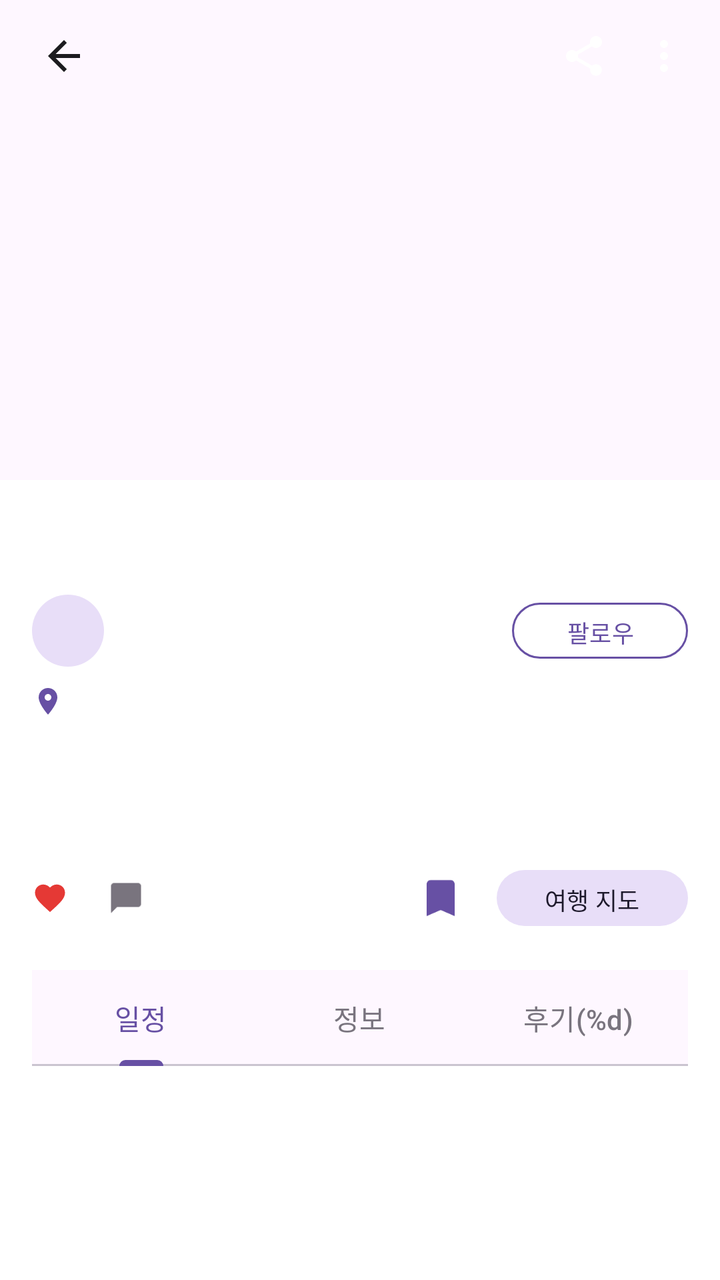
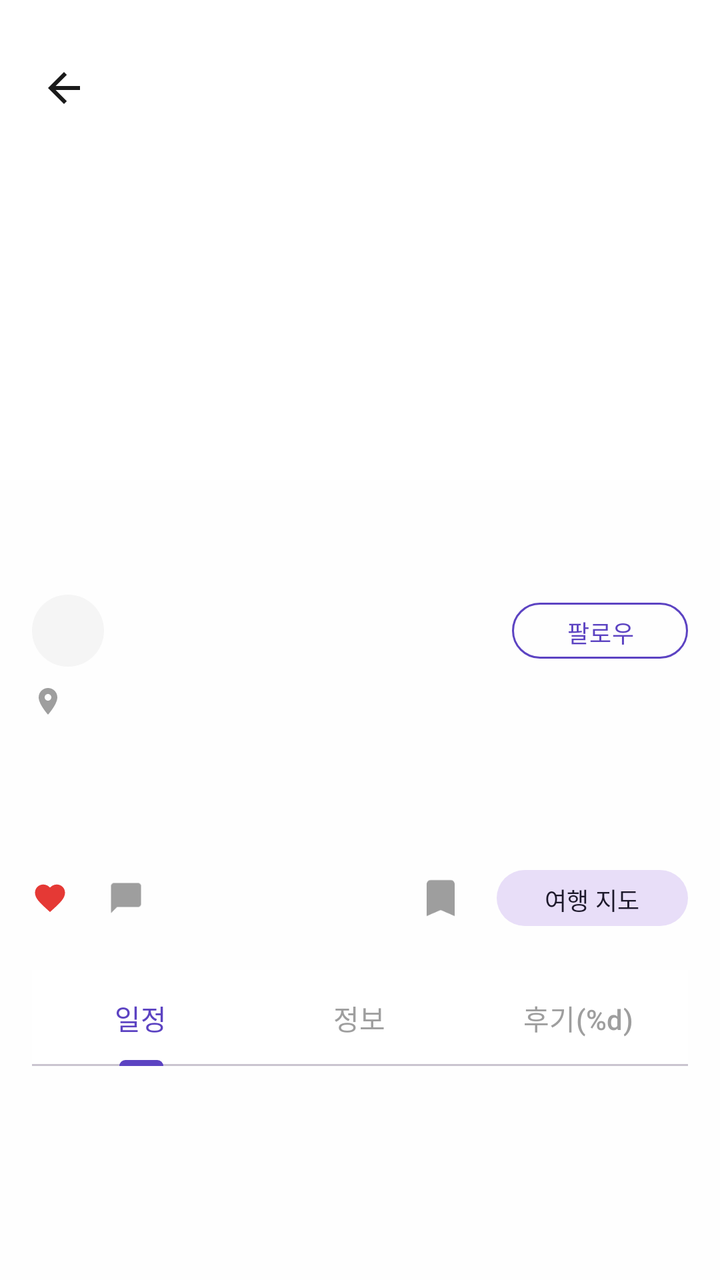

The first picture is an Android layout as it rendered before a commit; the second is the same layout after the commit. The layout source and the unified diff follow.
<!-- AndroidManifest.xml: application theme Theme.TripShare -->
<!-- res/layout/activity_itinerary_detail.xml -->
<?xml version="1.0" encoding="utf-8"?>
<androidx.coordinatorlayout.widget.CoordinatorLayout xmlns:android="http://schemas.android.com/apk/res/android"
    xmlns:app="http://schemas.android.com/apk/res-auto"
    android:layout_width="match_parent"
    android:layout_height="match_parent"
    android:background="@color/white">

    <com.google.android.material.appbar.AppBarLayout
        android:layout_width="match_parent"
        android:layout_height="wrap_content">

        <com.google.android.material.appbar.CollapsingToolbarLayout
            android:layout_width="match_parent"
            android:layout_height="240dp"
            app:contentScrim="@color/purple_primary"
            app:layout_scrollFlags="scroll|exitUntilCollapsed">

            <FrameLayout
                android:layout_width="match_parent"
                android:layout_height="match_parent"
                app:layout_collapseMode="parallax">

                <ImageView
                    android:id="@+id/img_cover"
                    android:layout_width="match_parent"
                    android:layout_height="match_parent"
                    android:contentDescription="@null"
                    android:scaleType="centerCrop" />

                <LinearLayout
                    android:layout_width="match_parent"
                    android:layout_height="56dp"
                    android:gravity="center_vertical"
                    android:orientation="horizontal"
                    android:paddingHorizontal="8dp">

                    <ImageButton
                        android:id="@+id/btn_back"
                        android:layout_width="48dp"
                        android:layout_height="48dp"
                        android:background="?attr/selectableItemBackgroundBorderless"
                        android:contentDescription="@null"
                        android:src="@drawable/ic_back" />

                    <View
                        android:layout_width="0dp"
                        android:layout_height="0dp"
                        android:layout_weight="1" />

                    <ImageButton
                        android:id="@+id/btn_share"
                        android:layout_width="40dp"
                        android:layout_height="40dp"
                        android:background="?attr/selectableItemBackgroundBorderless"
                        android:contentDescription="@null"
                        android:src="@drawable/ic_share" />

                    <ImageButton
                        android:id="@+id/btn_more"
                        android:layout_width="40dp"
                        android:layout_height="40dp"
                        android:background="?attr/selectableItemBackgroundBorderless"
                        android:contentDescription="@null"
                        android:src="@drawable/ic_more" />
                </LinearLayout>
            </FrameLayout>
        </com.google.android.material.appbar.CollapsingToolbarLayout>
    </com.google.android.material.appbar.AppBarLayout>

    <androidx.core.widget.NestedScrollView
        android:layout_width="match_parent"
        android:layout_height="match_parent"
        app:layout_behavior="@string/appbar_scrolling_view_behavior">

        <LinearLayout
            android:layout_width="match_parent"
            android:layout_height="wrap_content"
            android:orientation="vertical"
            android:padding="16dp">

            <TextView
                android:id="@+id/tv_title"
                android:layout_width="match_parent"
                android:layout_height="wrap_content"
                android:textColor="@color/text_primary"
                android:textSize="22sp"
                android:textStyle="bold" />

            <LinearLayout
                android:layout_width="match_parent"
                android:layout_height="wrap_content"
                android:layout_marginTop="12dp"
                android:gravity="center_vertical"
                android:orientation="horizontal">

                <View
                    android:layout_width="36dp"
                    android:layout_height="36dp"
                    android:background="@drawable/bg_profile_circle" />

                <TextView
                    android:id="@+id/tv_author"
                    android:layout_width="0dp"
                    android:layout_height="wrap_content"
                    android:layout_marginStart="8dp"
                    android:layout_weight="1"
                    android:textColor="@color/text_primary"
                    android:textSize="14sp" />

                <com.google.android.material.button.MaterialButton
                    android:id="@+id/btn_follow"
                    style="@style/Widget.Material3.Button.OutlinedButton"
                    android:layout_width="wrap_content"
                    android:layout_height="36dp"
                    android:text="@string/follow"
                    android:textSize="12sp"
                    app:strokeColor="@color/purple_primary" />
            </LinearLayout>

            <TextView
                android:id="@+id/tv_location"
                android:layout_width="wrap_content"
                android:layout_height="wrap_content"
                android:layout_marginTop="8dp"
                android:drawableStart="@drawable/ic_location"
                android:drawablePadding="4dp"
                android:textColor="@color/purple_primary"
                android:textSize="14sp" />

            <TextView
                android:id="@+id/tv_dates"
                android:layout_width="wrap_content"
                android:layout_height="wrap_content"
                android:layout_marginTop="4dp"
                android:textColor="@color/text_hint"
                android:textSize="13sp" />

            <TextView
                android:id="@+id/tv_description"
                android:layout_width="match_parent"
                android:layout_height="wrap_content"
                android:layout_marginTop="12dp"
                android:lineSpacingExtra="4dp"
                android:textColor="@color/text_secondary"
                android:textSize="14sp" />

            <LinearLayout
                android:layout_width="match_parent"
                android:layout_height="wrap_content"
                android:layout_marginTop="16dp"
                android:gravity="center_vertical"
                android:orientation="horizontal">

                <ImageView
                    android:layout_width="18dp"
                    android:layout_height="18dp"
                    android:contentDescription="@null"
                    android:src="@drawable/ic_heart" />

                <TextView
                    android:id="@+id/tv_likes"
                    android:layout_width="wrap_content"
                    android:layout_height="wrap_content"
                    android:layout_marginStart="4dp"
                    android:textColor="@color/text_hint"
                    android:textSize="14sp" />

                <ImageView
                    android:layout_width="18dp"
                    android:layout_height="18dp"
                    android:layout_marginStart="16dp"
                    android:contentDescription="@null"
                    android:src="@drawable/ic_comment" />

                <TextView
                    android:id="@+id/tv_comments"
                    android:layout_width="wrap_content"
                    android:layout_height="wrap_content"
                    android:layout_marginStart="4dp"
                    android:textColor="@color/text_hint"
                    android:textSize="14sp" />

                <View
                    android:layout_width="0dp"
                    android:layout_height="0dp"
                    android:layout_weight="1" />

                <ImageButton
                    android:id="@+id/btn_save"
                    android:layout_width="40dp"
                    android:layout_height="40dp"
                    android:background="?attr/selectableItemBackgroundBorderless"
                    android:contentDescription="@null"
                    android:src="@drawable/ic_bookmark" />

                <com.google.android.material.button.MaterialButton
                    android:id="@+id/btn_map"
                    style="@style/Widget.Material3.Button.TonalButton"
                    android:layout_width="wrap_content"
                    android:layout_height="36dp"
                    android:layout_marginStart="8dp"
                    android:text="@string/map_title"
                    android:textSize="12sp" />
            </LinearLayout>

            <com.google.android.material.tabs.TabLayout
                android:id="@+id/tab_layout"
                android:layout_width="match_parent"
                android:layout_height="wrap_content"
                android:layout_marginTop="16dp"
                app:tabIndicatorColor="@color/purple_primary"
                app:tabSelectedTextColor="@color/purple_primary"
                app:tabTextColor="@color/text_hint">

                <com.google.android.material.tabs.TabItem
                    android:layout_width="wrap_content"
                    android:layout_height="wrap_content"
                    android:text="@string/tab_schedule" />

                <com.google.android.material.tabs.TabItem
                    android:layout_width="wrap_content"
                    android:layout_height="wrap_content"
                    android:text="@string/tab_info" />

                <com.google.android.material.tabs.TabItem
                    android:layout_width="wrap_content"
                    android:layout_height="wrap_content"
                    android:text="@string/tab_reviews" />
            </com.google.android.material.tabs.TabLayout>

            <androidx.recyclerview.widget.RecyclerView
                android:id="@+id/rv_schedule"
                android:layout_width="match_parent"
                android:layout_height="wrap_content"
                android:nestedScrollingEnabled="false" />

            <TextView
                android:id="@+id/tv_info"
                android:layout_width="match_parent"
                android:layout_height="wrap_content"
                android:paddingVertical="16dp"
                android:textColor="@color/text_secondary"
                android:textSize="14sp"
                android:visibility="gone" />

            <LinearLayout
                android:id="@+id/layout_reviews"
                android:layout_width="match_parent"
                android:layout_height="wrap_content"
                android:orientation="vertical"
                android:visibility="gone">

                <LinearLayout
                    android:layout_width="match_parent"
                    android:layout_height="wrap_content"
                    android:background="@drawable/bg_rounded_card"
                    android:elevation="1dp"
                    android:orientation="vertical"
                    android:padding="12dp">

                    <TextView
                        android:layout_width="wrap_content"
                        android:layout_height="wrap_content"
                        android:text="@string/write_review"
                        android:textColor="@color/text_primary"
                        android:textSize="15sp"
                        android:textStyle="bold" />

                    <TextView
                        android:layout_width="wrap_content"
                        android:layout_height="wrap_content"
                        android:layout_marginTop="8dp"
                        android:text="@string/rating_label"
                        android:textColor="@color/text_secondary"
                        android:textSize="13sp" />

                    <RatingBar
                        android:id="@+id/rating_input"
                        android:layout_width="wrap_content"
                        android:layout_height="wrap_content"
                        android:numStars="5"
                        android:rating="5"
                        android:stepSize="1" />

                    <com.google.android.material.textfield.TextInputLayout
                        android:layout_width="match_parent"
                        android:layout_height="wrap_content"
                        android:layout_marginTop="8dp"
                        android:hint="@string/review_hint">

                        <com.google.android.material.textfield.TextInputEditText
                            android:id="@+id/et_review"
                            android:layout_width="match_parent"
                            android:layout_height="wrap_content"
                            android:gravity="top"
                            android:inputType="textMultiLine"
                            android:lines="3"
                            android:maxLength="300" />
                    </com.google.android.material.textfield.TextInputLayout>

                    <com.google.android.material.button.MaterialButton
                        android:id="@+id/btn_submit_review"
                        style="@style/PurpleButton"
                        android:layout_width="match_parent"
                        android:layout_height="wrap_content"
                        android:layout_marginTop="8dp"
                        android:text="@string/write_review" />
                </LinearLayout>

                <androidx.recyclerview.widget.RecyclerView
                    android:id="@+id/rv_reviews"
                    android:layout_width="match_parent"
                    android:layout_height="wrap_content"
                    android:layout_marginTop="12dp"
                    android:nestedScrollingEnabled="false" />

                <TextView
                    android:id="@+id/tv_review_empty"
                    android:layout_width="match_parent"
                    android:layout_height="wrap_content"
                    android:gravity="center"
                    android:paddingVertical="24dp"
                    android:text="@string/review_empty"
                    android:textColor="@color/text_hint"
                    android:visibility="gone" />
            </LinearLayout>
        </LinearLayout>
    </androidx.core.widget.NestedScrollView>
</androidx.coordinatorlayout.widget.CoordinatorLayout>
<!-- resources referenced by this layout -->
<resources>
  <color name="purple_primary">#6750A4</color>
  <color name="text_hint">#79747E</color>
  <color name="text_primary">#1C1B1F</color>
  <color name="text_secondary">#49454F</color>
  <color name="white">#FFFFFFFF</color>
  <!-- drawable bg_profile_circle (drawable) -->
  <?xml version="1.0" encoding="utf-8"?>
  <shape xmlns:android="http://schemas.android.com/apk/res/android"
      android:shape="oval">
      <solid android:color="@color/purple_light" />
  </shape>
  <!-- drawable bg_rounded_card (drawable) -->
  <?xml version="1.0" encoding="utf-8"?>
  <shape xmlns:android="http://schemas.android.com/apk/res/android"
      android:shape="rectangle">
      <solid android:color="@color/card_bg" />
      <corners android:radius="12dp" />
  </shape>
  <!-- drawable ic_bookmark (drawable) -->
  <vector xmlns:android="http://schemas.android.com/apk/res/android"
      android:width="24dp"
      android:height="24dp"
      android:viewportWidth="24"
      android:viewportHeight="24">
      <path
          android:fillColor="@color/purple_primary"
          android:pathData="M17,3H7c-1.1,0 -2,0.9 -2,2v16l7,-3 7,3V5c0,-1.1 -0.9,-2 -2,-2z" />
  </vector>
  <!-- drawable ic_location (drawable) -->
  <vector xmlns:android="http://schemas.android.com/apk/res/android"
      android:width="16dp"
      android:height="16dp"
      android:viewportWidth="24"
      android:viewportHeight="24">
      <path
          android:fillColor="@color/purple_primary"
          android:pathData="M12,2C8.13,2 5,5.13 5,9c0,5.25 7,13 7,13s7,-7.75 7,-13c0,-3.87 -3.13,-7 -7,-7zM12,11.5c-1.38,0 -2.5,-1.12 -2.5,-2.5s1.12,-2.5 2.5,-2.5 2.5,1.12 2.5,2.5 -1.12,2.5 -2.5,2.5z" />
  </vector>
  <string name="follow">팔로우</string>
  <string name="map_title">여행 지도</string>
  <string name="rating_label">별점</string>
  <string name="review_empty">아직 작성된 후기가 없습니다.</string>
  <string name="review_hint">여행 후기를 남겨주세요</string>
  <string name="tab_info">정보</string>
  <string name="tab_reviews">후기(%d)</string>
  <string name="tab_schedule">일정</string>
  <string name="write_review">후기 작성</string>
  <style name="PurpleButton" parent="Widget.Material3.Button">
          <item name="android:backgroundTint">@color/purple_primary</item>
          <item name="android:textColor">@color/white</item>
          <item name="cornerRadius">12dp</item>
          <item name="android:textSize">16sp</item>
          <item name="android:minHeight">64dp</item>
      </style>
  <style name="Theme.TripShare" parent="Base.Theme.TripShare" />
  <color name="purple_light">#E8DEF8</color>
  <color name="card_bg">#FFFFFF</color>
  <color name="like_red">#E53935</color>
  <style name="Base.Theme.TripShare" parent="Theme.Material3.DayNight.NoActionBar">
          <item name="colorPrimary">@color/purple_primary</item>
          <item name="colorPrimaryDark">@color/purple_dark</item>
          <item name="colorAccent">@color/purple_primary</item>
          <item name="android:statusBarColor">@color/white</item>
          <item name="android:windowLightStatusBar">true</item>
          <item name="android:navigationBarColor">@color/white</item>
      </style>
  <color name="purple_dark">#4F378B</color>
  <!-- unchanged entries left out for length: 5 -->
</resources>

<!-- the commit's change to res/layout/activity_itinerary_detail.xml (unified diff, before → after) -->
@@ -3,7 +3,8 @@
     xmlns:app="http://schemas.android.com/apk/res-auto"
     android:layout_width="match_parent"
     android:layout_height="match_parent"
-    android:background="@color/white">
+    android:background="@color/background"
+    android:fitsSystemWindows="true">
 
     <com.google.android.material.appbar.AppBarLayout
         android:layout_width="match_parent"
@@ -28,11 +29,14 @@
                     android:scaleType="centerCrop" />
 
                 <LinearLayout
-                    android:layout_width="match_parent"
-                    android:layout_height="56dp"
+                    android:id="@+id/toolbar"
+                    android:layout_width="match_parent"
+                    android:layout_height="wrap_content"
                     android:gravity="center_vertical"
+                    android:minHeight="@dimen/toolbar_min_height"
                     android:orientation="horizontal"
-                    android:paddingHorizontal="8dp">
+                    android:paddingHorizontal="8dp"
+                    android:paddingTop="@dimen/screen_top_extra">
 
                     <ImageButton
                         android:id="@+id/btn_back"
@@ -68,8 +72,10 @@
     </com.google.android.material.appbar.AppBarLayout>
 
     <androidx.core.widget.NestedScrollView
+        android:id="@+id/scroll_content"
         android:layout_width="match_parent"
         android:layout_height="match_parent"
+        android:clipToPadding="false"
         app:layout_behavior="@string/appbar_scrolling_view_behavior">
 
         <LinearLayout
@@ -124,7 +130,7 @@
                 android:layout_marginTop="8dp"
                 android:drawableStart="@drawable/ic_location"
                 android:drawablePadding="4dp"
-                android:textColor="@color/purple_primary"
+                android:textColor="@color/text_secondary"
                 android:textSize="14sp" />
 
             <TextView
@@ -253,10 +259,9 @@
                 <LinearLayout
                     android:layout_width="match_parent"
                     android:layout_height="wrap_content"
-                    android:background="@drawable/bg_rounded_card"
-                    android:elevation="1dp"
-                    android:orientation="vertical"
-                    android:padding="12dp">
+            android:background="@drawable/bg_rounded_card"
+            android:orientation="vertical"
+            android:padding="12dp">
 
                     <TextView
                         android:layout_width="wrap_content"
<!-- resource entries referenced after the edit -->
@@ -1,21 +1,27 @@
 <!-- resources referenced by this layout -->
 <resources>
-  <color name="purple_primary">#6750A4</color>
-  <color name="text_hint">#79747E</color>
-  <color name="text_primary">#1C1B1F</color>
-  <color name="text_secondary">#49454F</color>
+  <color name="background">#FEFEFE</color>
+  <color name="purple_primary">#5C43C2</color>
+  <color name="text_hint">#9E9E9E</color>
+  <color name="text_primary">#1A1A1A</color>
+  <color name="text_secondary">#5C5C5C</color>
+  <dimen name="screen_top_extra">20dp</dimen>
+  <dimen name="toolbar_min_height">56dp</dimen>
   <color name="white">#FFFFFFFF</color>
   <!-- drawable bg_profile_circle (drawable) -->
   <?xml version="1.0" encoding="utf-8"?>
   <shape xmlns:android="http://schemas.android.com/apk/res/android"
       android:shape="oval">
-      <solid android:color="@color/purple_light" />
+      <solid android:color="@color/surface_subtle" />
   </shape>
   <!-- drawable bg_rounded_card (drawable) -->
   <?xml version="1.0" encoding="utf-8"?>
   <shape xmlns:android="http://schemas.android.com/apk/res/android"
       android:shape="rectangle">
       <solid android:color="@color/card_bg" />
+      <stroke
+          android:width="1dp"
+          android:color="@color/divider" />
       <corners android:radius="12dp" />
   </shape>
   <!-- drawable ic_bookmark (drawable) -->
@@ -25,7 +31,7 @@
       android:viewportWidth="24"
       android:viewportHeight="24">
       <path
-          android:fillColor="@color/purple_primary"
+          android:fillColor="@color/text_hint"
           android:pathData="M17,3H7c-1.1,0 -2,0.9 -2,2v16l7,-3 7,3V5c0,-1.1 -0.9,-2 -2,-2z" />
   </vector>
   <!-- drawable ic_location (drawable) -->
@@ -35,7 +41,7 @@
       android:viewportWidth="24"
       android:viewportHeight="24">
       <path
-          android:fillColor="@color/purple_primary"
+          android:fillColor="@color/text_hint"
           android:pathData="M12,2C8.13,2 5,5.13 5,9c0,5.25 7,13 7,13s7,-7.75 7,-13c0,-3.87 -3.13,-7 -7,-7zM12,11.5c-1.38,0 -2.5,-1.12 -2.5,-2.5s1.12,-2.5 2.5,-2.5 2.5,1.12 2.5,2.5 -1.12,2.5 -2.5,2.5z" />
   </vector>
   <string name="follow">팔로우</string>
@@ -52,21 +58,28 @@
           <item name="android:textColor">@color/white</item>
           <item name="cornerRadius">12dp</item>
           <item name="android:textSize">16sp</item>
-          <item name="android:minHeight">64dp</item>
+          <item name="android:minHeight">52dp</item>
+          <item name="android:letterSpacing">0</item>
       </style>
   <style name="Theme.TripShare" parent="Base.Theme.TripShare" />
-  <color name="purple_light">#E8DEF8</color>
+  <color name="surface_subtle">#F5F5F5</color>
   <color name="card_bg">#FFFFFF</color>
+  <color name="divider">#EBEBEB</color>
   <color name="like_red">#E53935</color>
   <style name="Base.Theme.TripShare" parent="Theme.Material3.DayNight.NoActionBar">
           <item name="colorPrimary">@color/purple_primary</item>
           <item name="colorPrimaryDark">@color/purple_dark</item>
           <item name="colorAccent">@color/purple_primary</item>
-          <item name="android:statusBarColor">@color/white</item>
+          <item name="android:colorBackground">@color/background</item>
+          <item name="colorSurface">@color/card_bg</item>
+          <item name="android:windowBackground">@color/background</item>
+          <item name="android:statusBarColor">@color/background</item>
           <item name="android:windowLightStatusBar">true</item>
-          <item name="android:navigationBarColor">@color/white</item>
+          <item name="android:navigationBarColor">@color/background</item>
+          <item name="android:windowLightNavigationBar" tools:targetApi="27">true</item>
+          <item name="android:windowOptOutEdgeToEdgeEnforcement" tools:targetApi="35">true</item>
       </style>
-  <color name="purple_dark">#4F378B</color>
+  <color name="purple_dark">#4A35A0</color>
   <!-- unchanged entries left out for length: 5 -->
 </resources>
 
